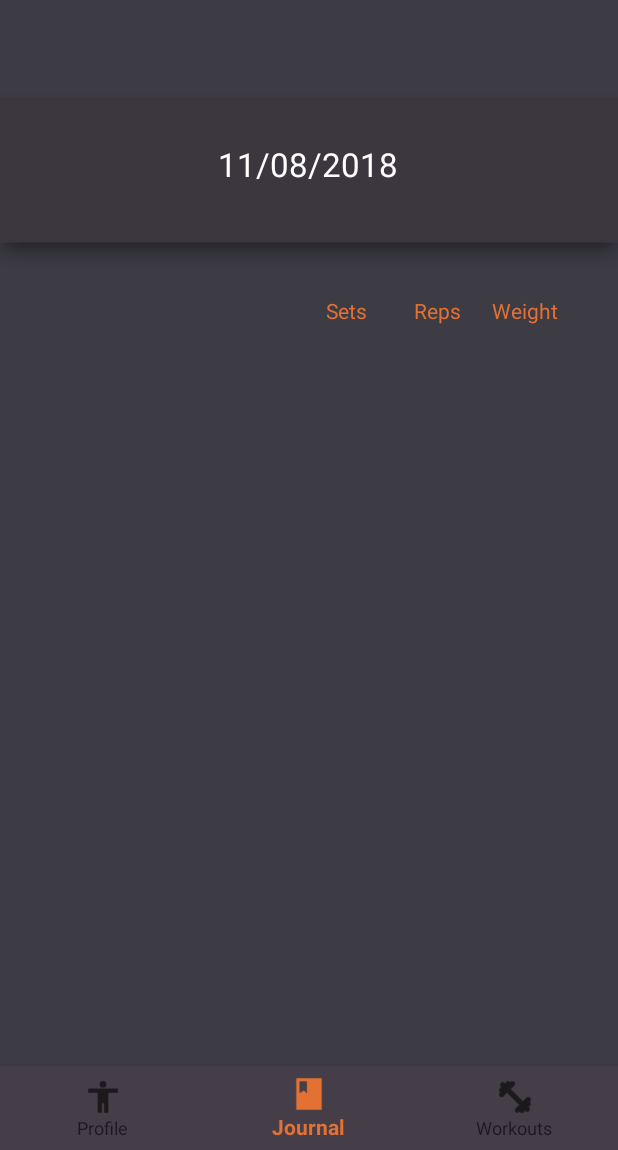
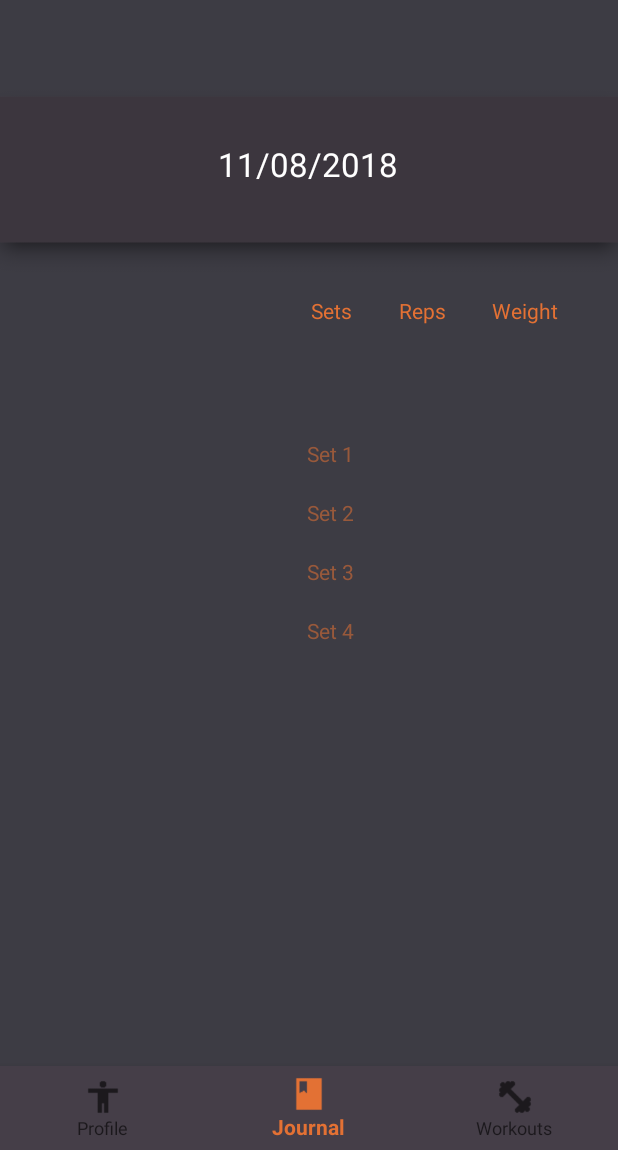
Before and after one commit to bmashlum/WorkoutTracker-1, an Android app: the JournalFragment screen opened through its navigation route, on a phone screen of 412 x 824 dp, the part 86-1236 px from its top. Run offline under Robolectric (Android 15) with nearby library versions, the phone set to English and light mode, and no system bars; our stand-ins replace Firebase (no records; nobody signed in at launch, a user with empty details on screens opened directly), navigation-ui; 1 statement that could not run was skipped.

Commit message:
Added journal dialog feature

```diff
--- a/FitAid App/app/src/main/res/layout/fragment_journal.xml
+++ b/FitAid App/app/src/main/res/layout/fragment_journal.xml
@@ -46,9 +46,9 @@
 
     <ListView
         android:id="@+id/lvJournalEntries"
-        android:layout_width="197dp"
+        android:layout_width="187dp"
         android:layout_height="410dp"
-        android:layout_marginBottom="32dp"
+        android:layout_marginBottom="64dp"
         android:choiceMode="multipleChoice"
         android:clickable="true"
         android:divider="@color/transpAccent"
@@ -57,19 +57,21 @@
         android:listSelector="@drawable/listselector"
         app:layout_constraintBottom_toBottomOf="parent"
         app:layout_constraintEnd_toEndOf="parent"
-        app:layout_constraintHorizontal_bias="0.046"
+        app:layout_constraintHorizontal_bias="0.0"
         app:layout_constraintStart_toStartOf="parent" />
 
     <TextView
         android:id="@+id/tvSets"
         android:layout_width="wrap_content"
         android:layout_height="wrap_content"
-        android:layout_marginStart="10dp"
+        android:layout_marginStart="94dp"
+        android:layout_marginEnd="93dp"
         android:layout_marginBottom="14dp"
         android:text="Sets"
         android:textColor="@color/colorAccent"
         app:layout_constraintBottom_toBottomOf="@+id/imageView10"
-        app:layout_constraintStart_toEndOf="@+id/lvJournalEntries" />
+        app:layout_constraintEnd_toStartOf="@+id/tvWeight"
+        app:layout_constraintStart_toStartOf="@+id/tvDate" />
 
     <TextView
         android:id="@+id/tvReps"
@@ -93,4 +95,60 @@
         app:layout_constraintBottom_toBottomOf="@+id/imageView10"
         app:layout_constraintEnd_toEndOf="parent" />
 
+    <TableLayout
+        android:id="@+id/tableLayout"
+        android:layout_width="191dp"
+        android:layout_height="428dp"
+        android:layout_marginEnd="16dp"
+        app:layout_constraintBottom_toBottomOf="parent"
+        app:layout_constraintEnd_toEndOf="parent"
+        app:layout_constraintTop_toTopOf="parent"
+        app:layout_constraintVertical_bias="1.0">
+
+        <TableRow
+            android:layout_width="match_parent"
+            android:layout_height="match_parent"
+            android:paddingVertical="10dp">
+
+            <TextView
+                android:id="@+id/tvSet1"
+                android:text="Set 1"
+                android:textColor="@color/transpAccent" />
+
+        </TableRow>
+
+        <TableRow
+            android:layout_width="match_parent"
+            android:layout_height="match_parent"
+            android:paddingVertical="10dp">
+
+            <TextView
+                android:id="@+id/tvSet2"
+                android:text="Set 2"
+                android:textColor="@color/transpAccent" />
+        </TableRow>
+
+        <TableRow
+            android:layout_width="match_parent"
+            android:layout_height="match_parent"
+            android:paddingVertical="10dp">
+
+            <TextView
+                android:id="@+id/tvSet3"
+                android:text="Set 3"
+                android:textColor="@color/transpAccent" />
+        </TableRow>
+
+        <TableRow
+            android:layout_width="match_parent"
+            android:layout_height="match_parent"
+            android:paddingVertical="10dp">
+
+            <TextView
+                android:id="@+id/tvSet4"
+                android:text="Set 4"
+                android:textColor="@color/transpAccent" />
+        </TableRow>
+    </TableLayout>
+
 </androidx.constraintlayout.widget.ConstraintLayout>
--- a/FitAid App/app/src/main/res/layout/layout_dialog.xml
+++ b/FitAid App/app/src/main/res/layout/layout_dialog.xml
@@ -12,6 +12,8 @@
         android:layout_marginStart="8dp"
         android:layout_marginTop="56dp"
         android:layout_marginEnd="8dp"
+        app:hintAnimationEnabled="true"
+        app:hintEnabled="true"
         app:layout_constraintEnd_toEndOf="parent"
         app:layout_constraintHorizontal_bias="0.091"
         app:layout_constraintStart_toStartOf="parent"
@@ -34,6 +36,8 @@
         android:layout_marginStart="8dp"
         android:layout_marginTop="56dp"
         android:layout_marginEnd="8dp"
+        app:hintAnimationEnabled="true"
+        app:hintEnabled="true"
         app:layout_constraintEnd_toEndOf="parent"
         app:layout_constraintHorizontal_bias="0.498"
         app:layout_constraintStart_toStartOf="parent"
@@ -54,6 +58,8 @@
         android:layout_width="68dp"
         android:layout_height="62dp"
         android:layout_marginTop="56dp"
+        app:hintAnimationEnabled="true"
+        app:hintEnabled="true"
         app:layout_constraintEnd_toEndOf="parent"
         app:layout_constraintHorizontal_bias="0.883"
         app:layout_constraintStart_toStartOf="parent"
--- a/FitAid App/app/src/main/res/layout/list_view_journal.xml
+++ b/FitAid App/app/src/main/res/layout/list_view_journal.xml
@@ -13,4 +13,5 @@
         android:paddingEnd="?android:attr/listPreferredItemPaddingEnd"
         android:minHeight="?android:attr/listPreferredItemHeightSmall"
         android:paddingLeft="?android:attr/listPreferredItemPaddingLeft"
-        android:paddingRight="?android:attr/listPreferredItemPaddingRight"/>
+        android:paddingRight="?android:attr/listPreferredItemPaddingRight"
+        android:paddingVertical="10dp"/>
```
Also changed, not shown: FitAid App/app/src/main/java/com/example/brad/fitaid/JournalFragment.java (+13 -1 lines), FitAid App/app/src/main/java/com/example/brad/fitaid/SetsRepsWeightDialog.java (+12 -2 lines), FitAid App/app/src/main/res/drawable/custom_button.xml (added, +60 -0 lines), 328 other files.
